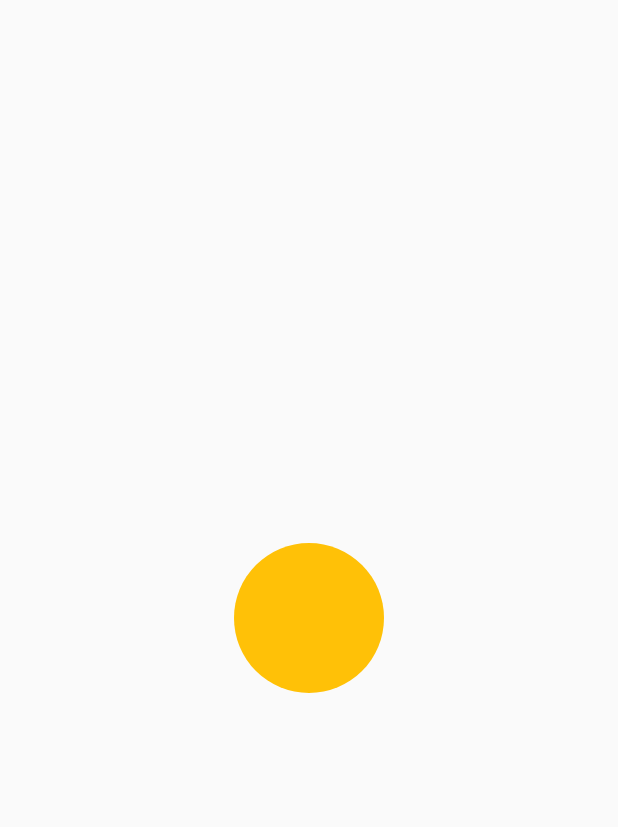
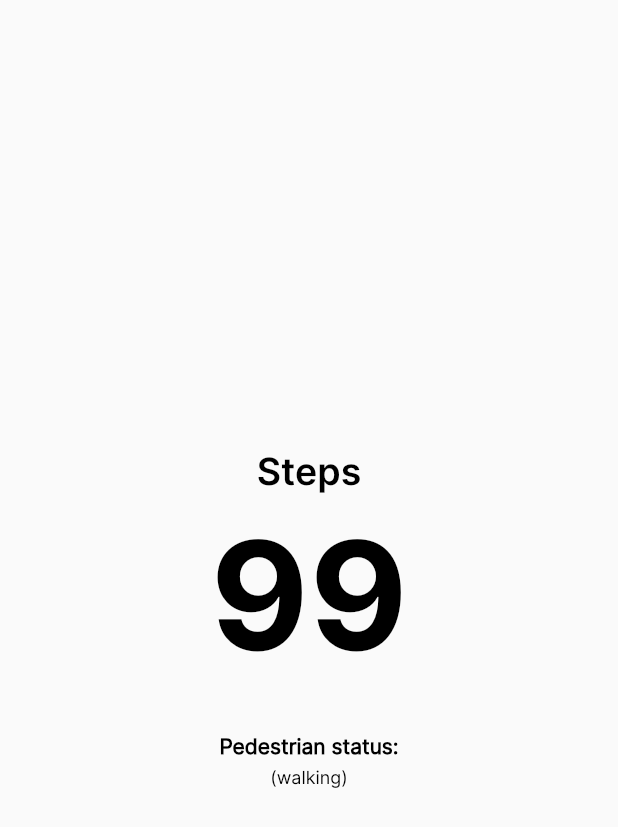
Before and after one commit to Rahilshah511/Pedometer-App, a Flutter app: the screen it shows after launch, on a phone screen of 412 x 824 dp. Shown: the top 827 px of the screen. Run offline on Flutter 3.47's test engine with Material 2 defaults, Android fonts, the phone set to English and light mode, and no system bars; our stand-ins replace font_awesome_flutter; missing offline and left inert: DoNation.

Commit message:
feat: Add HomePage

```diff
--- /dev/null
+++ b/Frontend/flutter_pedometer/lib/constants/txt_decoration.dart
@@ -0,0 +1,27 @@
+import 'package:flutter/material.dart';
+
+class TxtDecoration {
+  static const TextTheme textTheme = TextTheme(
+    headline2: TextStyle(
+      color: Colors.black,
+      fontSize: 100,
+      fontFamily: "Inter-Bold",
+    ),
+    headline3: TextStyle(
+      color: Colors.black,
+      fontSize: 25,
+      fontFamily: "Inter-SemiBold",
+    ),
+    bodyText1: TextStyle(
+      color: Colors.black,
+      fontSize: 14,
+      fontFamily: "Inter-Regular",
+      fontWeight: FontWeight.bold,
+    ),
+    bodyText2: TextStyle(
+      color: Colors.black,
+      fontSize: 12,
+      fontFamily: "Inter-Regular",
+    ),
+  );
+}
--- a/Frontend/flutter_pedometer/lib/main.dart
+++ b/Frontend/flutter_pedometer/lib/main.dart
@@ -25,7 +25,7 @@ class MyApp extends StatelessWidget {
         // is not restarted.
         primarySwatch: Colors.blue,
       ),
-      home: const Home(),
+      home: const HomePage(),
     );
   }
 }
--- a/Frontend/flutter_pedometer/lib/views/home.dart
+++ b/Frontend/flutter_pedometer/lib/views/home.dart
@@ -1,24 +1,49 @@
 import 'package:flutter/material.dart';
+import 'package:flutter_pedometer/constants/txt_decoration.dart';
 
-class Home extends StatefulWidget {
-  const Home({Key? key}) : super(key: key);
+class HomePage extends StatefulWidget {
+  const HomePage({Key? key}) : super(key: key);
 
   @override
-  State<Home> createState() => _HomeState();
+  State<HomePage> createState() => _HomePageState();
 }
 
-class _HomeState extends State<Home> {
+class _HomePageState extends State<HomePage> {
   @override
   Widget build(BuildContext context) {
     return SafeArea(
       child: Scaffold(
         body: Center(
-          child: Container(
-            width: 100,
-            decoration: const BoxDecoration(
-              shape: BoxShape.circle,
-              color: Colors.amber,
-            ),
+          child: Column(
+            mainAxisAlignment: MainAxisAlignment.center,
+            crossAxisAlignment: CrossAxisAlignment.center,
+            children: [
+              Text(
+                "Steps",
+                style: TxtDecoration.textTheme.headline3,
+              ),
+              const SizedBox(
+                height: 8,
+              ),
+              Text(
+                "99",
+                style: TxtDecoration.textTheme.headline2,
+              ),
+              const SizedBox(
+                height: 32,
+              ),
+              Text(
+                "Pedestrian status:",
+                style: TxtDecoration.textTheme.bodyText1,
+              ),
+              const SizedBox(
+                height: 4,
+              ),
+              Text(
+                "(walking)",
+                style: TxtDecoration.textTheme.bodyText2,
+              )
+            ],
           ),
         ),
       ),
```
Also changed, not shown: Frontend/flutter_pedometer/pubspec.yaml (+12 -12 lines), Frontend/flutter_pedometer/assets/fonts/inter_bold.otf (added), Frontend/flutter_pedometer/assets/fonts/inter_reg.otf (added), Frontend/flutter_pedometer/assets/fonts/inter_sb.otf (added), Frontend/flutter_pedometer/pubspec.lock.
